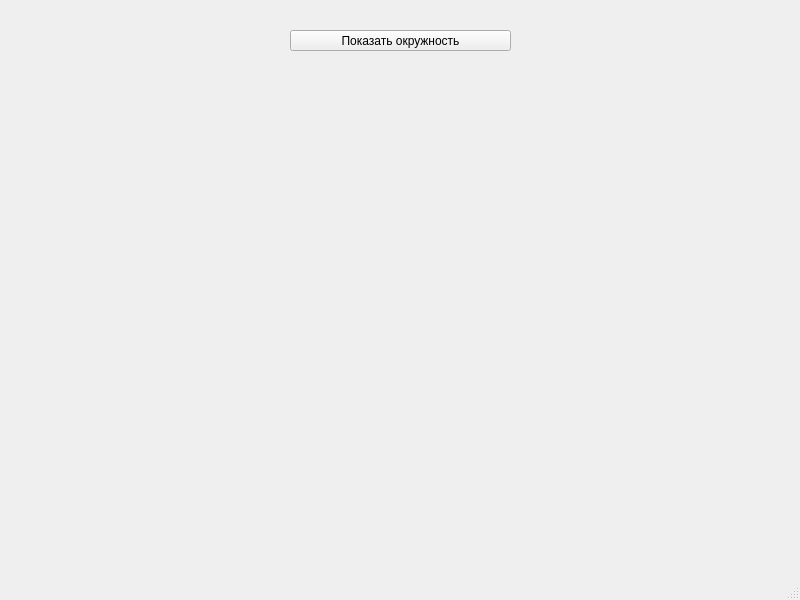
Above: UI.ui from AlexanderKlokov312/Yellow-circles before the change. Below: the same form after it.
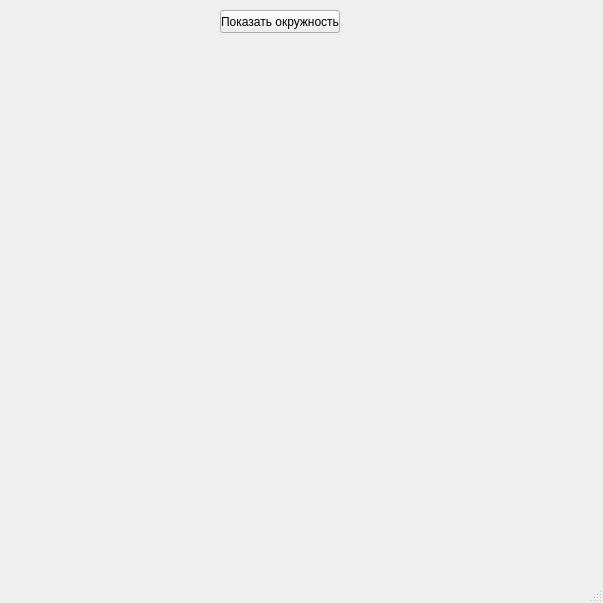
That is the form after the change.

```diff
--- a/UI.ui
+++ b/UI.ui
@@ -6,8 +6,8 @@
    <rect>
     <x>0</x>
     <y>0</y>
-    <width>800</width>
-    <height>600</height>
+    <width>603</width>
+    <height>603</height>
    </rect>
   </property>
   <property name="windowTitle">
@@ -17,10 +17,10 @@
    <widget class="QPushButton" name="pushButton">
     <property name="geometry">
      <rect>
-      <x>290</x>
-      <y>30</y>
-      <width>221</width>
-      <height>21</height>
+      <x>220</x>
+      <y>10</y>
+      <width>120</width>
+      <height>23</height>
      </rect>
     </property>
     <property name="text">
```
Left out of the diff: 2 changed lines with no effect on the pictures.
